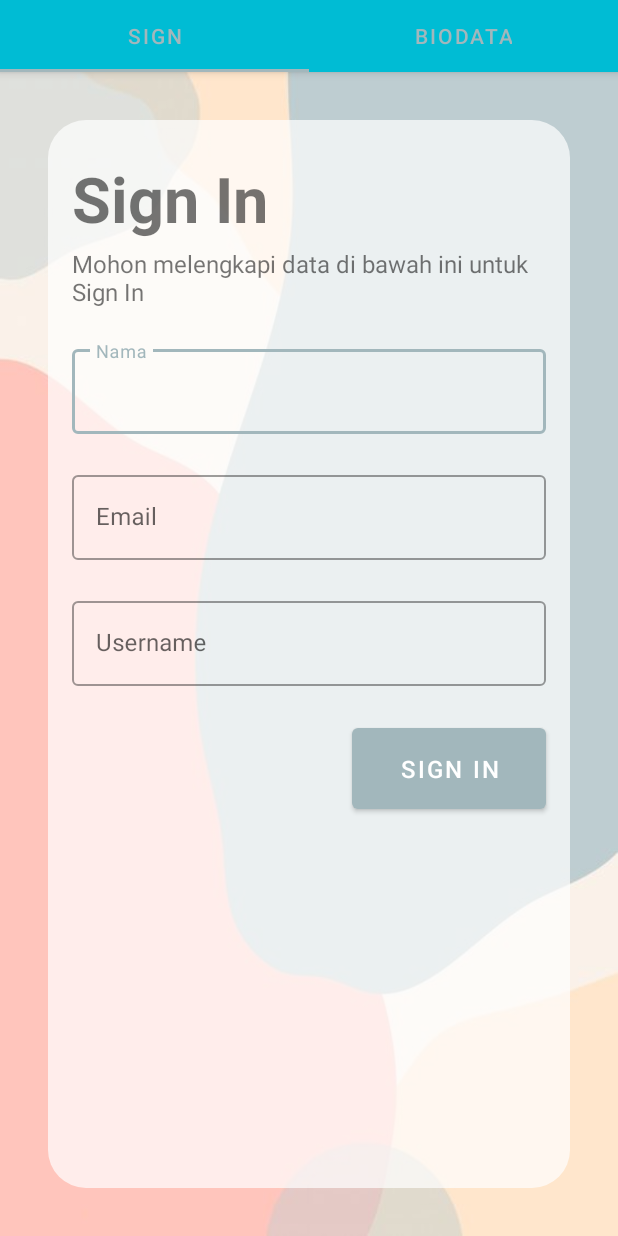
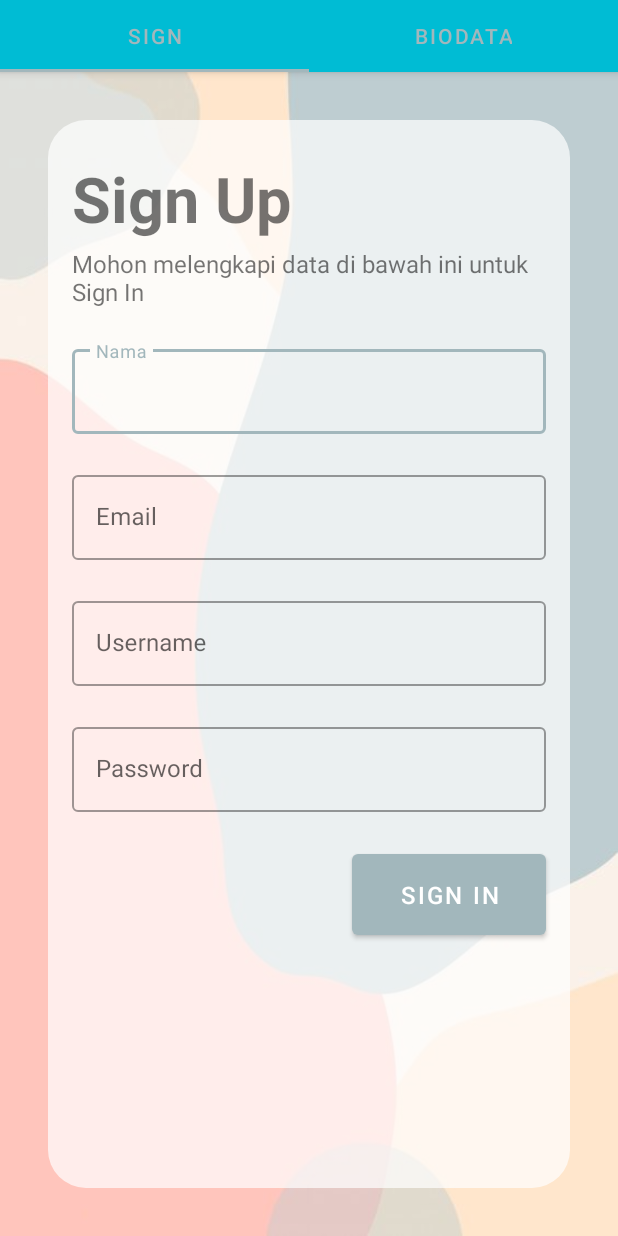
Before and after one commit to Rqfi/UKLSemester4-3, an Android app: the FirstFragment screen opened directly, with no data from a screen before it, on a phone screen of 412 x 824 dp. Run offline under Robolectric (Android 15) with nearby library versions, the phone set to English and light mode, and no system bars.

Commit message:
fourth commit

```diff
--- a/app/src/main/java/com/example/uklaplikasiku/CommunicationViewModel.kt
+++ b/app/src/main/java/com/example/uklaplikasiku/CommunicationViewModel.kt
@@ -8,6 +8,7 @@ class CommunicationViewModel : ViewModel() {
     private val mName = MutableLiveData<String>()
     private val mEmail = MutableLiveData<String>()
     private val mUsername = MutableLiveData<String>()
+    private val mPassword = MutableLiveData<String>()
 
     val name: LiveData<String>
     get() = mName
@@ -17,6 +18,9 @@ class CommunicationViewModel : ViewModel() {
 
     val username: LiveData<String>
     get() = mUsername
+
+    val password: LiveData<String>
+    get() = mPassword
 
     fun setName(name : String){
         mName.value = name
@@ -29,4 +33,9 @@ class CommunicationViewModel : ViewModel() {
     fun setUsername(username: String) {
         mUsername.value = username
     }
+
+    fun setPassword(password: String) {
+        mPassword.value = password
+
+    }
 }
--- a/app/src/main/java/com/example/uklaplikasiku/FirstFragment.kt
+++ b/app/src/main/java/com/example/uklaplikasiku/FirstFragment.kt
@@ -31,6 +31,7 @@ class FirstFragment : Fragment() {
         val nameEditText = view.findViewById<TextInputEditText>(R.id.textInputTextName)
         val emailEditText = view.findViewById<TextInputEditText>(R.id.textInputTextEmail)
         val usernameEditText = view.findViewById<TextInputEditText>(R.id.textInputTextUsername)
+        val passwordEditText = view.findViewById<TextInputEditText>(R.id.textInputTextPassword)
         nameEditText.addTextChangedListener(
             object : TextWatcher {
                 override fun beforeTextChanged(
@@ -87,6 +88,25 @@ class FirstFragment : Fragment() {
                 override fun afterTextChanged(editable: Editable) { }
 
             })
+        passwordEditText.addTextChangedListener(
+            object : TextWatcher {
+                override fun beforeTextChanged(
+                    charSequence: CharSequence?,
+                    i: Int,
+                    i1: Int,
+                    i2: Int
+                ) {
+
+                }
+
+                override fun onTextChanged(
+                    charSequence: CharSequence, i: Int, i1: Int, i2: Int) {
+                    communicationViewModel!!.setPassword(charSequence.toString())
+                }
+
+                override fun afterTextChanged(editable: Editable) { }
+
+            })
     }
 
     companion object {
--- a/app/src/main/res/layout/fragment_first.xml
+++ b/app/src/main/res/layout/fragment_first.xml
@@ -21,7 +21,7 @@
             android:layout_marginTop="24dp"
             android:layout_marginStart="16dp"
             android:layout_marginEnd="8dp"
-            android:text="Sign In"
+            android:text="Sign Up"
             android:textSize="42dp"
             android:textStyle="bold"
             app:layout_constraintStart_toStartOf="parent"
@@ -107,6 +107,29 @@
 
         </com.google.android.material.textfield.TextInputLayout>
 
+        <com.google.android.material.textfield.TextInputLayout
+            android:id="@+id/textInputPassword"
+            style="@style/Widget.MaterialComponents.TextInputLayout.OutlinedBox"
+            android:layout_width="0dp"
+            android:layout_height="wrap_content"
+            android:layout_marginStart="16dp"
+            android:layout_marginLeft="16dp"
+            android:layout_marginEnd="16dp"
+            android:layout_marginTop="22dp"
+            android:layout_marginRight="16dp"
+            app:layout_constraintEnd_toEndOf="parent"
+            app:layout_constraintStart_toStartOf="parent"
+            app:layout_constraintTop_toBottomOf="@+id/textInputUsername">
+
+            <com.google.android.material.textfield.TextInputEditText
+                android:id="@+id/textInputTextPassword"
+                android:layout_width="match_parent"
+                android:layout_height="wrap_content"
+                android:hint="Password" />
+
+        </com.google.android.material.textfield.TextInputLayout>
+
+
         <Button
             android:layout_width="wrap_content"
             android:layout_height="wrap_content"
@@ -120,7 +143,7 @@
             android:text="Sign In"
             android:textSize="16dp"
             app:layout_constraintEnd_toEndOf="parent"
-            app:layout_constraintTop_toBottomOf="@+id/textInputUsername"/>
+            app:layout_constraintTop_toBottomOf="@+id/textInputPassword"/>
 
     </androidx.constraintlayout.widget.ConstraintLayout>
 
--- a/app/src/main/res/values/strings.xml
+++ b/app/src/main/res/values/strings.xml
@@ -32,7 +32,7 @@
     <string name="credits">ProjectUKLRecyclerView\n Rafi Kurniawan Yogananda - SMK Telkom Malang</string>
     <string name="registration">Sign In</string>
     <string name="reg_remind">Do not have account yet? please </string>
-    <string name="btnSign_in"><u><b>Sign In</b></u></string>
+    <string name="btnSign_in"><u><b>Sign Up</b></u></string>
     <!-- TODO: Remove or change this placeholder text -->
     <string name="hello_blank_fragment">Hello blank fragment</string>
 </resources>
```
